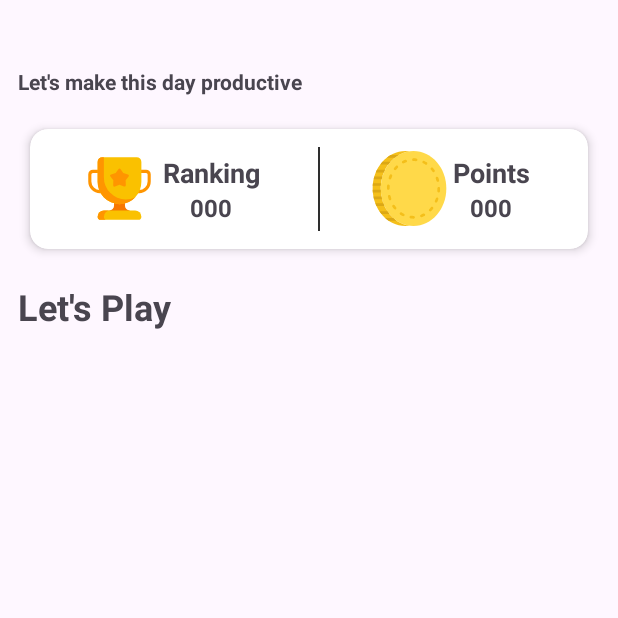
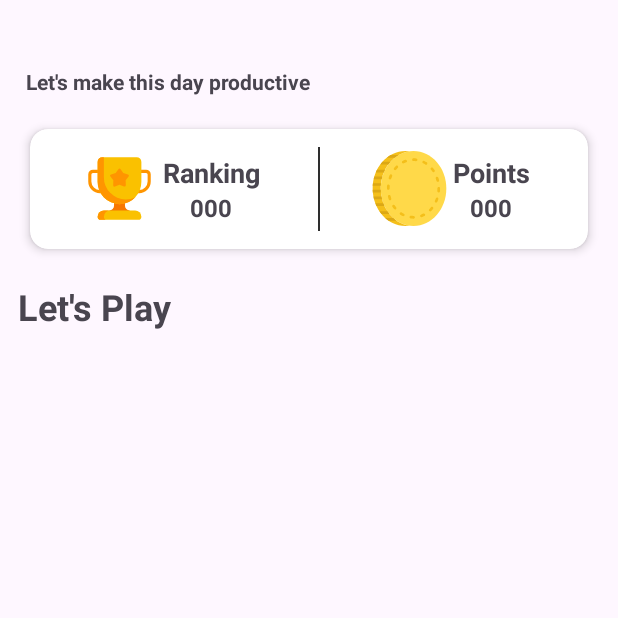
Before and after one commit to ataussamadansari/Quiz-Master, an Android app: the screen it shows after launch once a user with an empty profile is signed in (MainActivity), on a phone screen of 412 x 824 dp, the top half of it. Run offline under Robolectric (Android 15) with nearby library versions, the phone set to English and light mode, and no system bars; our stand-ins replace CircleImageView, Firebase (no records; nobody signed in at launch, a user with empty details on screens opened directly), sdp/ssp sizes; pictures from the network do not load.

Commit message:
Feature update

```diff
--- a/app/src/main/res/layout/fragment_home.xml
+++ b/app/src/main/res/layout/fragment_home.xml
@@ -39,6 +39,7 @@
                 <TextView
                     android:layout_width="wrap_content"
                     android:layout_height="wrap_content"
+                    android:layout_marginStart="@dimen/_4sdp"
                     android:text="Let's make this day productive"
                     android:textStyle="bold" />
             </LinearLayout>
```
